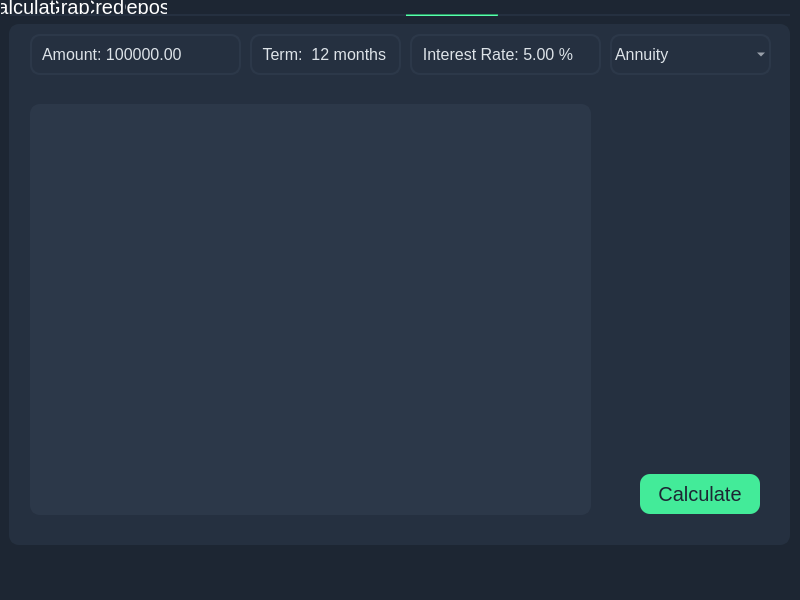
Qt form view/view.ui (IgorBio/Smart_Calculator) before a commit.
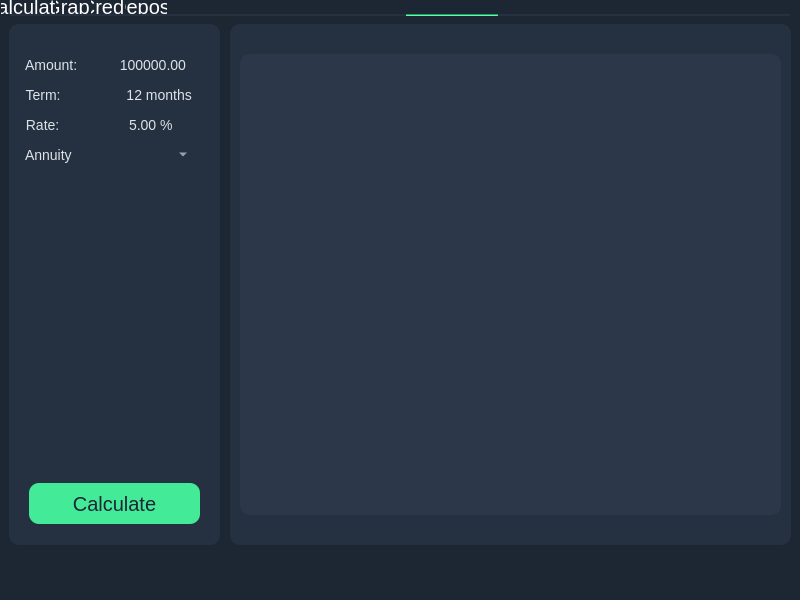
The same form after that commit.

```diff
--- a/view/view.ui
+++ b/view/view.ui
@@ -1770,10 +1770,10 @@
     <widget class="QPushButton" name="btn_run_credit">
      <property name="geometry">
       <rect>
-       <x>640</x>
-       <y>460</y>
-       <width>120</width>
-       <height>40</height>
+       <x>29</x>
+       <y>469</y>
+       <width>171</width>
+       <height>41</height>
       </rect>
      </property>
      <property name="styleSheet">
@@ -1803,18 +1803,18 @@
     <widget class="QDoubleSpinBox" name="amount_credit">
      <property name="geometry">
       <rect>
-       <x>30</x>
-       <y>20</y>
-       <width>211</width>
+       <x>20</x>
+       <y>30</y>
+       <width>191</width>
        <height>41</height>
       </rect>
      </property>
      <property name="styleSheet">
-      <string notr="true">font: 16px;
+      <string notr="true">font: 14px;
 color: #dde3e8;
 background-color: #00000000;
 selection-background-color: #a24fea;
-border: 2px solid #2c3849;
+border: none;
 border-radius: 10px;</string>
      </property>
      <property name="frame">
@@ -1827,7 +1827,7 @@
       <enum>QAbstractSpinBox::NoButtons</enum>
      </property>
      <property name="prefix">
-      <string>  Amount: </string>
+      <string> Amount:           </string>
      </property>
      <property name="decimals">
       <number>2</number>
@@ -1836,7 +1836,7 @@
       <double>0.010000000000000</double>
      </property>
      <property name="maximum">
-      <double>99999999999.000000000000000</double>
+      <double>999999999.000000000000000</double>
      </property>
      <property name="singleStep">
       <double>100000.000000000000000</double>
@@ -1848,18 +1848,18 @@
     <widget class="QSpinBox" name="term_credit">
      <property name="geometry">
       <rect>
-       <x>250</x>
-       <y>20</y>
-       <width>151</width>
+       <x>20</x>
+       <y>60</y>
+       <width>191</width>
        <height>41</height>
       </rect>
      </property>
      <property name="styleSheet">
-      <string notr="true">font: 16px;
+      <string notr="true">font: 14px;
 color: #dde3e8;
 background-color: #00000000;
 selection-background-color: #a24fea;
-border: 2px solid #2c3849;
+border: none;
 border-radius: 10px;</string>
      </property>
      <property name="frame">
@@ -1875,7 +1875,7 @@
       <string> months</string>
      </property>
      <property name="prefix">
-      <string>  Term:  </string>
+      <string> Term:                 </string>
      </property>
      <property name="maximum">
       <number>600</number>
@@ -1887,18 +1887,18 @@
     <widget class="QDoubleSpinBox" name="rate_credit">
      <property name="geometry">
       <rect>
-       <x>410</x>
-       <y>20</y>
+       <x>20</x>
+       <y>90</y>
        <width>191</width>
        <height>41</height>
       </rect>
      </property>
      <property name="styleSheet">
-      <string notr="true">font: 16px;
+      <string notr="true">font: 14px;
 color: #dde3e8;
 background-color: #00000000;
 selection-background-color: #a24fea;
-border: 2px solid #2c3849;
+border: none;
 border-radius: 10px;</string>
      </property>
      <property name="frame">
@@ -1911,7 +1911,7 @@
       <enum>QAbstractSpinBox::NoButtons</enum>
      </property>
      <property name="prefix">
-      <string>  Interest Rate: </string>
+      <string> Rate:                  </string>
      </property>
      <property name="suffix">
       <string> %</string>
@@ -1937,7 +1937,7 @@
       <rect>
        <x>9</x>
        <y>10</y>
-       <width>781</width>
+       <width>211</width>
        <height>521</height>
       </rect>
      </property>
@@ -1964,17 +1964,17 @@
     <widget class="QComboBox" name="type_credit">
      <property name="geometry">
       <rect>
-       <x>610</x>
-       <y>20</y>
-       <width>161</width>
+       <x>20</x>
+       <y>120</y>
+       <width>171</width>
        <height>41</height>
       </rect>
      </property>
      <property name="styleSheet">
-      <string notr="true">font: 16px;
+      <string notr="true">font: 14px;
 background-color: #00000000;
 color: #dde3e8;
-border: 2px solid #2c3849;
+border: none;
 border-radius: 10px;
 selection-background-color: #a24fea;</string>
      </property>
@@ -1998,10 +1998,10 @@
     <widget class="QTableWidget" name="table_credit">
      <property name="geometry">
       <rect>
-       <x>30</x>
-       <y>90</y>
-       <width>561</width>
-       <height>411</height>
+       <x>240</x>
+       <y>40</y>
+       <width>541</width>
+       <height>461</height>
       </rect>
      </property>
      <property name="styleSheet">
@@ -2044,7 +2044,36 @@
       <enum>Qt::DotLine</enum>
      </property>
     </widget>
-    <zorder>display_credit</zorder>
+    <widget class="QLabel" name="display_credit_table">
+     <property name="geometry">
+      <rect>
+       <x>230</x>
+       <y>10</y>
+       <width>561</width>
+       <height>521</height>
+      </rect>
+     </property>
+     <property name="styleSheet">
+      <string notr="true">font: 26px;
+color: #43eb99;
+background-color: #253040;
+border-radius: 10px;
+border: 2px solid #253040;</string>
+     </property>
+     <property name="text">
+      <string/>
+     </property>
+     <property name="alignment">
+      <set>Qt::AlignBottom|Qt::AlignRight|Qt::AlignTrailing</set>
+     </property>
+     <property name="margin">
+      <number>16</number>
+     </property>
+     <property name="indent">
+      <number>0</number>
+     </property>
+    </widget>
+    <zorder>display_credit_parameters</zorder>
     <zorder>line_credit</zorder>
     <zorder>line_gr_credit</zorder>
     <zorder>amount_credit</zorder>
```
Left out of the diff: 3 changed lines with no effect on the pictures.
